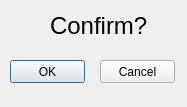
rizzi-trevor/Proj2TempRepo, file confirmpage.ui: the form before one commit.
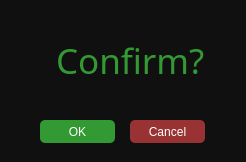
The form after the commit.

```diff
--- a/confirmpage.ui
+++ b/confirmpage.ui
@@ -6,27 +6,38 @@
    <rect>
     <x>0</x>
     <y>0</y>
-    <width>187</width>
-    <height>107</height>
+    <width>246</width>
+    <height>162</height>
    </rect>
   </property>
   <property name="windowTitle">
    <string>Dialog</string>
   </property>
+  <property name="styleSheet">
+   <string notr="true">background: #101010;</string>
+  </property>
   <widget class="QLabel" name="label">
    <property name="geometry">
     <rect>
-     <x>50</x>
-     <y>0</y>
-     <width>121</width>
-     <height>51</height>
+     <x>10</x>
+     <y>10</y>
+     <width>231</width>
+     <height>101</height>
     </rect>
    </property>
    <property name="font">
     <font>
-     <pointsize>18</pointsize>
+     <family>Droid Sans</family>
+     <pointsize>-1</pointsize>
     </font>
    </property>
+   <property name="styleSheet">
+    <string notr="true">text-align: center;
+color: #393;
+margin: 0 auto;
+font-size: 35px;
+font-family: 'Droid Sans';</string>
+   </property>
    <property name="text">
     <string>Confirm?</string>
    </property>
@@ -34,12 +45,18 @@
   <widget class="QPushButton" name="okButton">
    <property name="geometry">
     <rect>
-     <x>10</x>
-     <y>60</y>
+     <x>40</x>
+     <y>120</y>
      <width>75</width>
      <height>23</height>
     </rect>
    </property>
+   <property name="styleSheet">
+    <string notr="true">Padding: 1px;
+Border-radius: 5px;
+Background: #393;
+Color: #fefefe;</string>
+   </property>
    <property name="text">
     <string>OK</string>
    </property>
@@ -47,12 +64,18 @@
   <widget class="QPushButton" name="cancelButton">
    <property name="geometry">
     <rect>
-     <x>100</x>
-     <y>60</y>
+     <x>130</x>
+     <y>120</y>
      <width>75</width>
      <height>23</height>
     </rect>
    </property>
+   <property name="styleSheet">
+    <string notr="true">Padding: 1px;
+Border-radius: 5px;
+Background: #933;
+Color: #fefefe;</string>
+   </property>
    <property name="text">
     <string>Cancel</string>
    </property>
```
